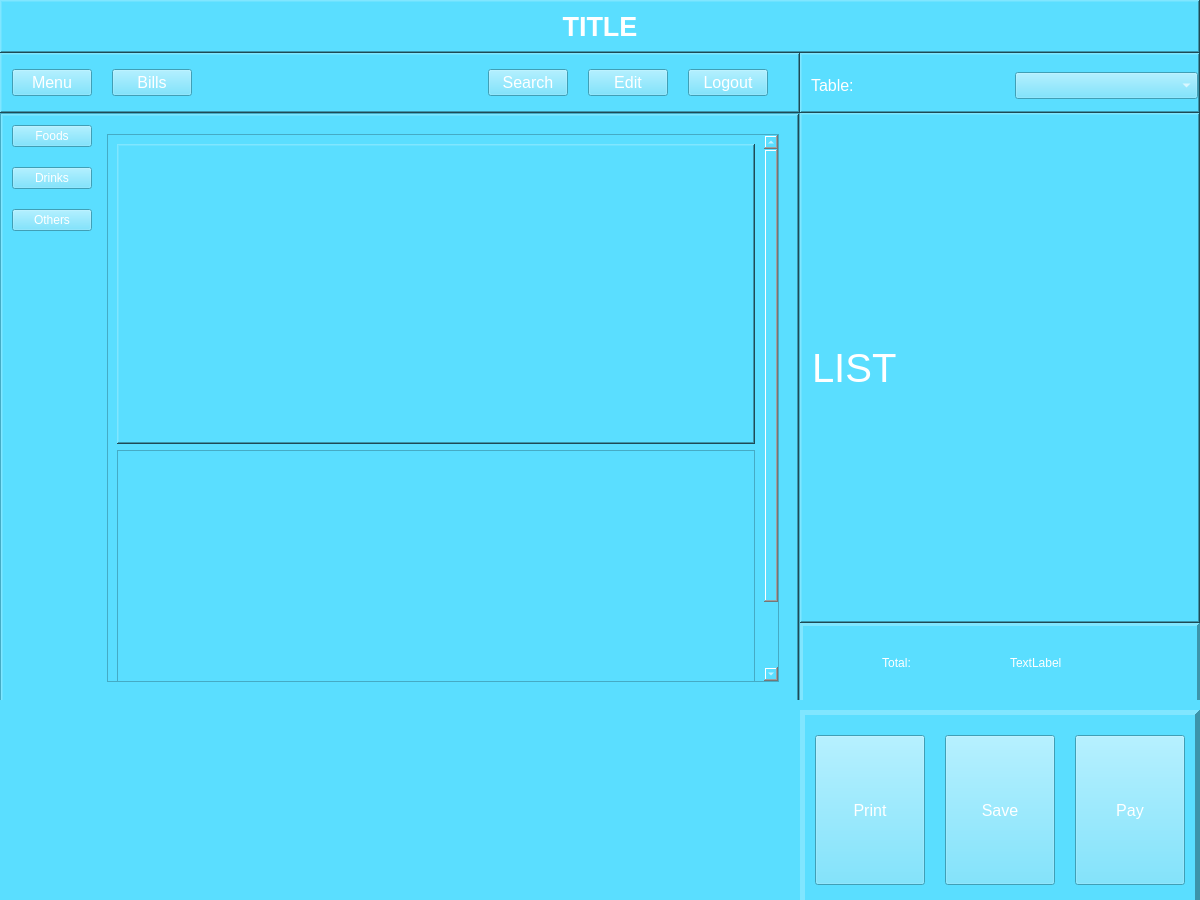
Qt form front-end/interface.ui (nguyenlong0920/Computer-Store-Information-Management-System) before a commit.
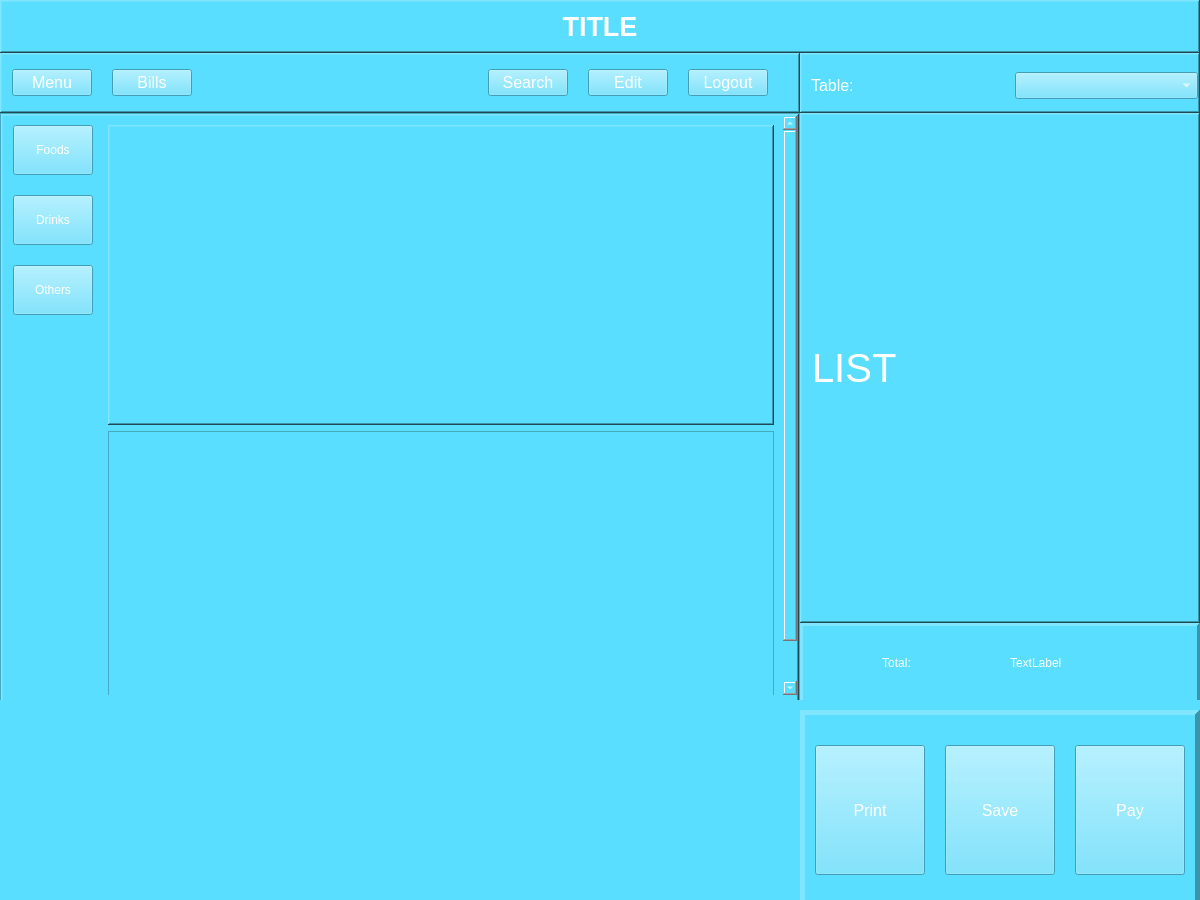
The same form after that commit. The open tabs and pages were chosen to show the change. Icons and pictures are not drawn.

Commit message: Update button size

Patch:
```diff
--- a/front-end/interface.ui
+++ b/front-end/interface.ui
@@ -186,7 +186,7 @@
            <number>0</number>
           </property>
           <item alignment="Qt::AlignTop">
-           <widget class="QFrame" name="frame_9">
+           <widget class="QFrame" name="topbar">
             <property name="minimumSize">
              <size>
               <width>0</width>
@@ -369,7 +369,7 @@
            </widget>
           </item>
           <item>
-           <widget class="QFrame" name="frame_10">
+           <widget class="QFrame" name="main_2">
             <property name="sizePolicy">
              <sizepolicy hsizetype="Preferred" vsizetype="Expanding">
               <horstretch>0</horstretch>
@@ -410,12 +410,24 @@
                 <number>3</number>
                </property>
                <property name="currentIndex">
-                <number>0</number>
+                <number>1</number>
                </property>
                <widget class="QWidget" name="menu">
                 <layout class="QHBoxLayout" name="horizontalLayout_12">
+                 <property name="leftMargin">
+                  <number>10</number>
+                 </property>
+                 <property name="topMargin">
+                  <number>0</number>
+                 </property>
+                 <property name="rightMargin">
+                  <number>0</number>
+                 </property>
+                 <property name="bottomMargin">
+                  <number>5</number>
+                 </property>
                  <item>
-                  <widget class="QFrame" name="frame_4">
+                  <widget class="QFrame" name="sideBar">
                    <property name="minimumSize">
                     <size>
                      <width>0</width>
@@ -469,7 +481,7 @@
                         <number>0</number>
                        </property>
                        <property name="topMargin">
-                        <number>0</number>
+                        <number>9</number>
                        </property>
                        <property name="rightMargin">
                         <number>0</number>
@@ -479,6 +491,18 @@
                        </property>
                        <item>
                         <widget class="QPushButton" name="foods">
+                         <property name="minimumSize">
+                          <size>
+                           <width>0</width>
+                           <height>50</height>
+                          </size>
+                         </property>
+                         <property name="maximumSize">
+                          <size>
+                           <width>16777215</width>
+                           <height>50</height>
+                          </size>
+                         </property>
                          <property name="cursor">
                           <cursorShape>PointingHandCursor</cursorShape>
                          </property>
@@ -489,6 +513,18 @@
                        </item>
                        <item>
                         <widget class="QPushButton" name="drinks">
+                         <property name="minimumSize">
+                          <size>
+                           <width>0</width>
+                           <height>50</height>
+                          </size>
+                         </property>
+                         <property name="maximumSize">
+                          <size>
+                           <width>16777215</width>
+                           <height>50</height>
+                          </size>
+                         </property>
                          <property name="cursor">
                           <cursorShape>PointingHandCursor</cursorShape>
                          </property>
@@ -499,6 +535,18 @@
                        </item>
                        <item>
                         <widget class="QPushButton" name="others">
+                         <property name="minimumSize">
+                          <size>
+                           <width>0</width>
+                           <height>50</height>
+                          </size>
+                         </property>
+                         <property name="maximumSize">
+                          <size>
+                           <width>16777215</width>
+                           <height>50</height>
+                          </size>
+                         </property>
                          <property name="cursor">
                           <cursorShape>PointingHandCursor</cursorShape>
                          </property>
@@ -514,14 +562,32 @@
                   </widget>
                  </item>
                  <item>
-                  <widget class="QStackedWidget" name="stackedWidget_2">
+                  <widget class="QStackedWidget" name="main">
                    <property name="currentIndex">
                     <number>0</number>
                    </property>
                    <widget class="QWidget" name="page">
                     <layout class="QVBoxLayout" name="verticalLayout_10">
+                     <property name="spacing">
+                      <number>0</number>
+                     </property>
+                     <property name="leftMargin">
+                      <number>0</number>
+                     </property>
+                     <property name="topMargin">
+                      <number>0</number>
+                     </property>
+                     <property name="rightMargin">
+                      <number>0</number>
+                     </property>
+                     <property name="bottomMargin">
+                      <number>0</number>
+                     </property>
                      <item>
                       <widget class="QScrollArea" name="scrollArea">
+                       <property name="frameShape">
+                        <enum>QFrame::NoFrame</enum>
+                       </property>
                        <property name="widgetResizable">
                         <bool>true</bool>
                        </property>
@@ -533,7 +599,7 @@
                          <rect>
                           <x>0</x>
                           <y>0</y>
-                          <width>632</width>
+                          <width>660</width>
                           <height>624</height>
                          </rect>
                         </property>
@@ -583,6 +649,18 @@
                </widget>
                <widget class="QWidget" name="bills">
                 <layout class="QHBoxLayout" name="horizontalLayout_13">
+                 <property name="leftMargin">
+                  <number>10</number>
+                 </property>
+                 <property name="topMargin">
+                  <number>0</number>
+                 </property>
+                 <property name="rightMargin">
+                  <number>0</number>
+                 </property>
+                 <property name="bottomMargin">
+                  <number>5</number>
+                 </property>
                  <item alignment="Qt::AlignLeft">
                   <widget class="QFrame" name="frame_13">
                    <property name="minimumSize">
@@ -648,6 +726,18 @@
                        </property>
                        <item>
                         <widget class="QPushButton" name="pushButton_12">
+                         <property name="minimumSize">
+                          <size>
+                           <width>0</width>
+                           <height>50</height>
+                          </size>
+                         </property>
+                         <property name="maximumSize">
+                          <size>
+                           <width>16777215</width>
+                           <height>50</height>
+                          </size>
+                         </property>
                          <property name="cursor">
                           <cursorShape>PointingHandCursor</cursorShape>
                          </property>
@@ -658,6 +748,18 @@
                        </item>
                        <item>
                         <widget class="QPushButton" name="pushButton_13">
+                         <property name="minimumSize">
+                          <size>
+                           <width>0</width>
+                           <height>50</height>
+                          </size>
+                         </property>
+                         <property name="maximumSize">
+                          <size>
+                           <width>16777215</width>
+                           <height>50</height>
+                          </size>
+                         </property>
                          <property name="cursor">
                           <cursorShape>PointingHandCursor</cursorShape>
                          </property>
@@ -738,7 +840,7 @@
            <number>0</number>
           </property>
           <item alignment="Qt::AlignTop">
-           <widget class="QFrame" name="frame_6">
+           <widget class="QFrame" name="topbar_2">
             <property name="minimumSize">
              <size>
               <width>0</width>
@@ -1032,13 +1134,13 @@
             <property name="minimumSize">
              <size>
               <width>0</width>
-              <height>150</height>
+              <height>130</height>
              </size>
             </property>
             <property name="maximumSize">
              <size>
               <width>16777215</width>
-              <height>150</height>
+              <height>130</height>
              </size>
             </property>
             <property name="font">
@@ -1069,13 +1171,13 @@
             <property name="minimumSize">
              <size>
               <width>0</width>
-              <height>60</height>
+              <height>130</height>
              </size>
             </property>
             <property name="maximumSize">
              <size>
               <width>16777215</width>
-              <height>150</height>
+              <height>130</height>
              </size>
             </property>
             <property name="font">
@@ -1106,13 +1208,13 @@
             <property name="minimumSize">
              <size>
               <width>0</width>
-              <height>60</height>
+              <height>130</height>
              </size>
             </property>
             <property name="maximumSize">
              <size>
               <width>16777215</width>
-              <height>150</height>
+              <height>130</height>
              </size>
             </property>
             <property name="font">
```
The commit also changes 2 other files.
